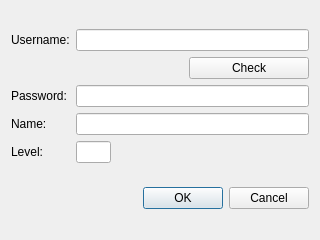
Qt form ui/edit_user.ui (jrile/eventhandler) before a commit.
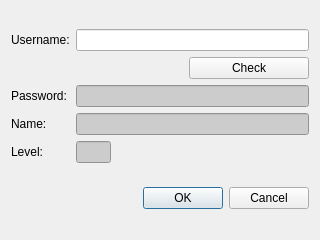
The same form after that commit.

```diff
--- a/ui/edit_user.ui
+++ b/ui/edit_user.ui
@@ -34,7 +34,17 @@
       </widget>
      </item>
      <item row="2" column="1">
-      <widget class="QLineEdit" name="password"/>
+      <widget class="QLineEdit" name="password">
+       <property name="styleSheet">
+        <string notr="true">QLineEdit{background:#CCCCCC;}</string>
+       </property>
+       <property name="maxLength">
+        <number>20</number>
+       </property>
+       <property name="readOnly">
+        <bool>true</bool>
+       </property>
+      </widget>
      </item>
      <item row="3" column="0">
       <widget class="QLabel" name="label_3">
@@ -44,7 +54,17 @@
       </widget>
      </item>
      <item row="3" column="1">
-      <widget class="QLineEdit" name="name"/>
+      <widget class="QLineEdit" name="name">
+       <property name="styleSheet">
+        <string notr="true">QLineEdit{background:#CCCCCC;}</string>
+       </property>
+       <property name="maxLength">
+        <number>40</number>
+       </property>
+       <property name="readOnly">
+        <bool>true</bool>
+       </property>
+      </widget>
      </item>
      <item row="4" column="0">
       <widget class="QLabel" name="label_4">
@@ -61,9 +81,15 @@
          <height>16777215</height>
         </size>
        </property>
+       <property name="styleSheet">
+        <string notr="true">QLineEdit{background:#CCCCCC;}</string>
+       </property>
        <property name="maxLength">
         <number>1</number>
        </property>
+       <property name="readOnly">
+        <bool>true</bool>
+       </property>
       </widget>
      </item>
      <item row="1" column="1">
```
Left out of the diff: 33 changed lines with no effect on the pictures.
